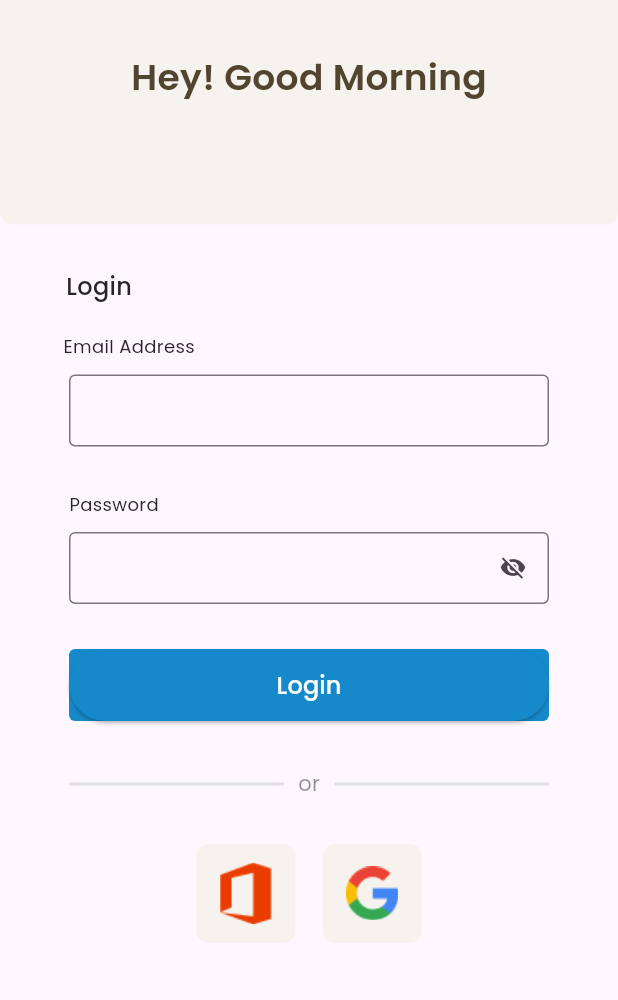
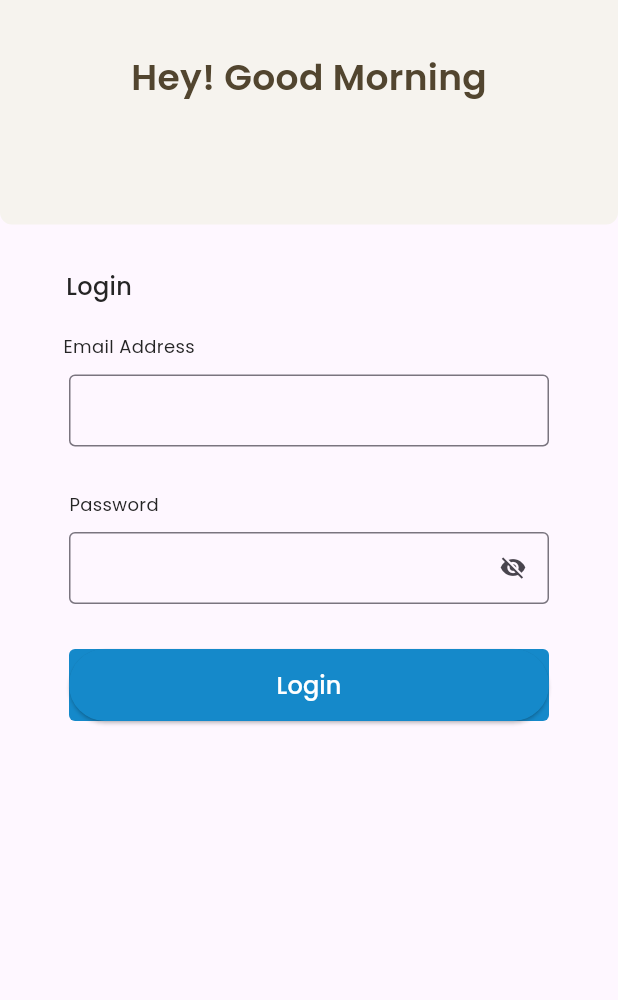
Before and after one commit to atuljava741/kestral, a Flutter app: the screen it shows after launch, on a phone screen of 412 x 824 dp, the part 236-1236 px from its top. Run offline on Flutter 3.47's test engine with Material 3 defaults, Android fonts, the phone set to English and light mode, and no system bars; our stand-ins replace device_info, flutter_svg, google_sign_in, graphql, graphql_flutter and 3 more; missing offline and left inert: aad_oauth, dart:ffi, flutter_keychain, logger_plus; accounts and stored records are empty.

Commit message:
Social login commented

```diff
--- a/lib/landing_page.dart
+++ b/lib/landing_page.dart
@@ -166,7 +166,7 @@ class KestralPageState extends State<KestralPage> {
                 ),
               ),
               SizedBox(height: 30,),
-             Row(
+            /* Row(
                mainAxisAlignment: MainAxisAlignment.center,
                children: [
              Container(
@@ -189,7 +189,7 @@ class KestralPageState extends State<KestralPage> {
                    child: Image.asset("assets/image 7.png"),
                  ),
         ],
-             ),
+             ),*/
             ],
           ),
         ),
--- a/lib/landingpage/landing.dart
+++ b/lib/landingpage/landing.dart
@@ -188,7 +188,7 @@ class LandingPage extends StatelessWidget {
                         ),
                       ),
                       const SizedBox(height: 32,),
-                      Row(
+                      /*Row(
                         mainAxisAlignment: MainAxisAlignment.center,
                         children: [
                           Container(
@@ -225,11 +225,11 @@ class LandingPage extends StatelessWidget {
                             ),
                           ),
                         ],
-                      ),
+                      ),*/
                       const SizedBox(
                         height: 30,
                       ),
-                      Row(
+                     /* Row(
                         mainAxisAlignment: MainAxisAlignment.center,
                         children: [
                           InkWell(
@@ -266,7 +266,7 @@ class LandingPage extends StatelessWidget {
                             ),
                           ),
                         ],
-                      ),
+                      ),*/
                     ],
                   ),
                 ),
```
